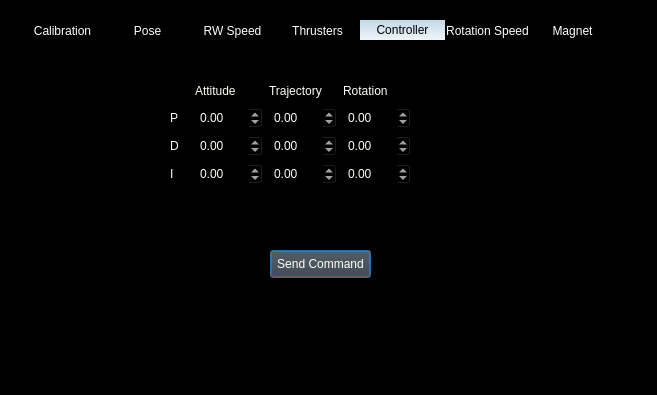
Eruvae/floatsat5, file ARVID_GS/support.ui: the form before one commit.
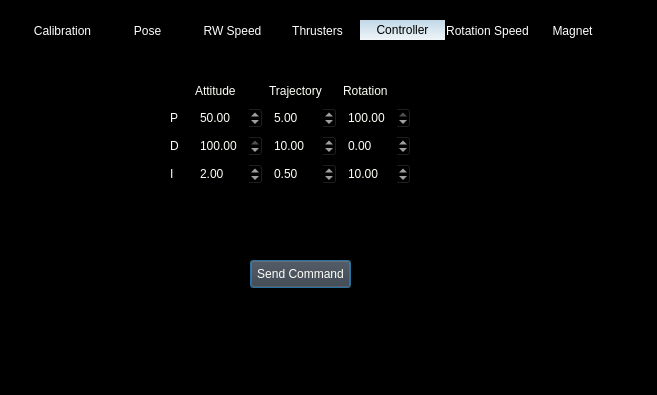
The form after the commit. The open tabs and pages were chosen to show the change. Icons and pictures are not drawn.

The edit to the form file:
```diff
--- a/ARVID_GS/support.ui
+++ b/ARVID_GS/support.ui
@@ -316,6 +316,9 @@
         <property name="maximum">
          <double>100.000000000000000</double>
         </property>
+        <property name="value">
+         <double>50.000000000000000</double>
+        </property>
        </widget>
       </item>
       <item row="1" column="2">
@@ -326,6 +329,9 @@
         <property name="maximum">
          <double>100.000000000000000</double>
         </property>
+        <property name="value">
+         <double>5.000000000000000</double>
+        </property>
        </widget>
       </item>
       <item row="1" column="3">
@@ -336,6 +342,9 @@
         <property name="maximum">
          <double>100.000000000000000</double>
         </property>
+        <property name="value">
+         <double>100.000000000000000</double>
+        </property>
        </widget>
       </item>
       <item row="2" column="0">
@@ -353,6 +362,9 @@
         <property name="maximum">
          <double>100.000000000000000</double>
         </property>
+        <property name="value">
+         <double>100.000000000000000</double>
+        </property>
        </widget>
       </item>
       <item row="2" column="2">
@@ -363,6 +375,9 @@
         <property name="maximum">
          <double>100.000000000000000</double>
         </property>
+        <property name="value">
+         <double>10.000000000000000</double>
+        </property>
        </widget>
       </item>
       <item row="2" column="3">
@@ -390,6 +405,9 @@
         <property name="maximum">
          <double>100.000000000000000</double>
         </property>
+        <property name="value">
+         <double>2.000000000000000</double>
+        </property>
        </widget>
       </item>
       <item row="3" column="2">
@@ -400,6 +418,9 @@
         <property name="maximum">
          <double>100.000000000000000</double>
         </property>
+        <property name="value">
+         <double>0.500000000000000</double>
+        </property>
        </widget>
       </item>
       <item row="3" column="3">
@@ -410,6 +431,9 @@
         <property name="maximum">
          <double>100.000000000000000</double>
         </property>
+        <property name="value">
+         <double>10.000000000000000</double>
+        </property>
        </widget>
       </item>
      </layout>
@@ -474,8 +498,8 @@
   <widget class="QPushButton" name="pushButton">
    <property name="geometry">
     <rect>
-     <x>270</x>
-     <y>250</y>
+     <x>250</x>
+     <y>260</y>
      <width>101</width>
      <height>28</height>
     </rect>
```
Left out of the diff: 2 changed lines with no effect on the pictures.
